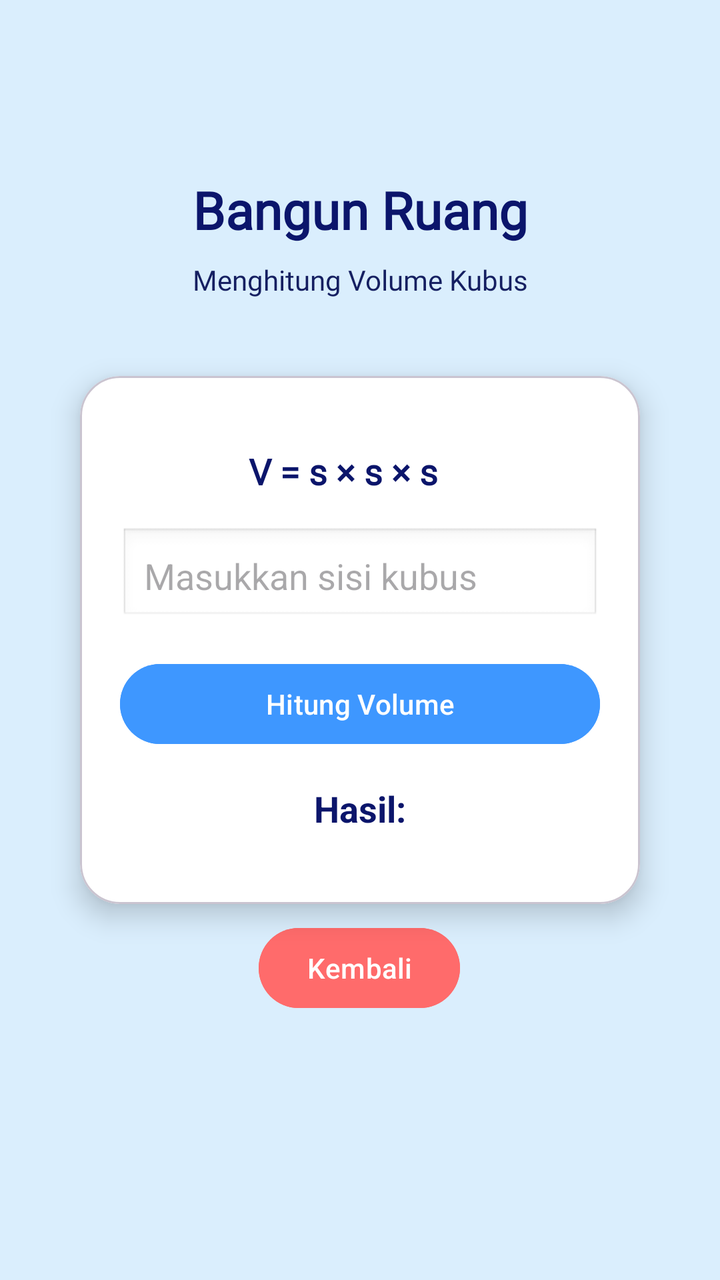
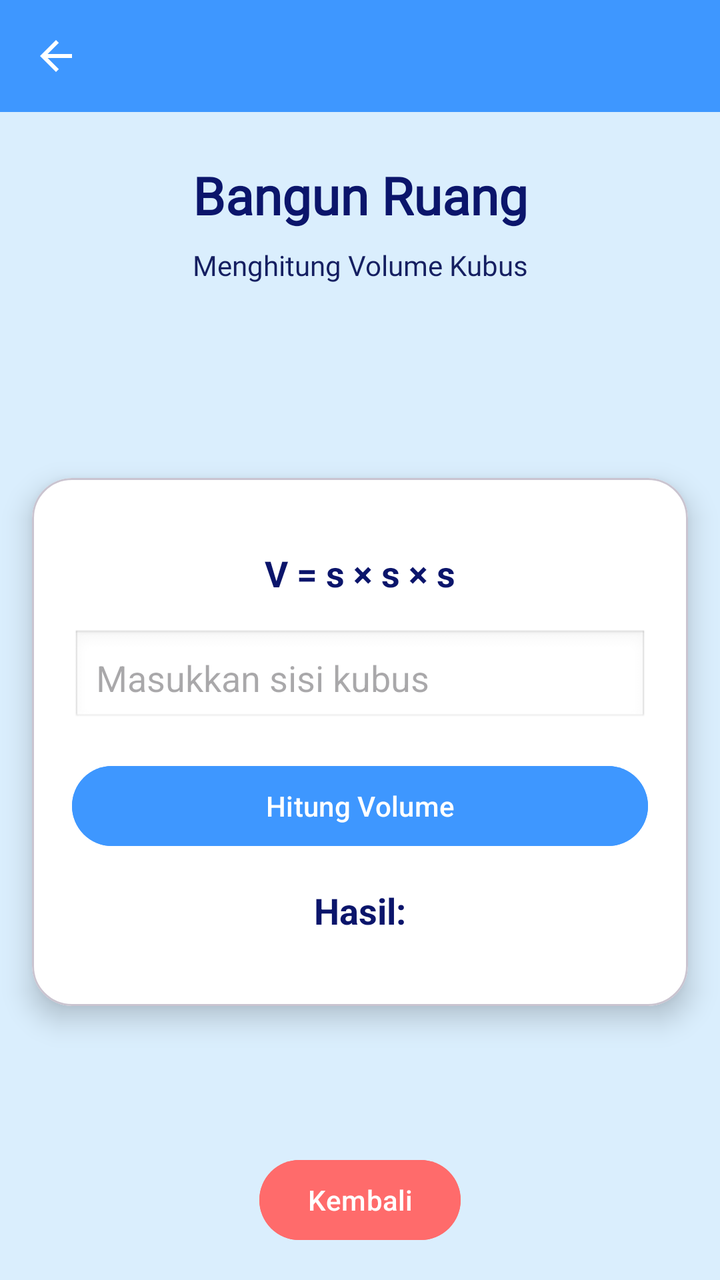

The first picture is an Android layout as it rendered before a commit; the second is the same layout after the commit. The layout source and the unified diff follow.
<!-- AndroidManifest.xml: application theme Theme.Nauraorbit -->
<!-- res/layout/activity_bangun_ruang.xml -->
<?xml version="1.0" encoding="utf-8"?>
<androidx.constraintlayout.widget.ConstraintLayout
    xmlns:android="http://schemas.android.com/apk/res/android"
    xmlns:app="http://schemas.android.com/apk/res-auto"
    android:id="@+id/main"
    android:layout_width="match_parent"
    android:layout_height="match_parent"
    android:background="#DAEEFD"
    android:padding="24dp">

    

    

    <TextView
        android:id="@+id/tvJudul"
        android:layout_width="0dp"
        android:layout_height="wrap_content"
        android:fontFamily="@font/boldonse_regular"
        android:text="Bangun Ruang"
        android:textAlignment="center"
        android:textColor="#0B156B"
        android:textSize="26sp"
        android:textStyle="bold"

        app:layout_constraintBottom_toBottomOf="parent"
        app:layout_constraintEnd_toEndOf="parent"
        app:layout_constraintHorizontal_bias="0.0"
        app:layout_constraintStart_toStartOf="parent"
        app:layout_constraintTop_toTopOf="parent"
        app:layout_constraintVertical_bias="0.114" />

    <TextView
        android:id="@+id/tvDesc"
        android:layout_width="0dp"
        android:layout_height="wrap_content"
        android:layout_marginTop="8dp"
        android:fontFamily="@font/oswald_variablefont_wght"
        android:text="Menghitung Volume Kubus"
        android:textAlignment="center"

        android:textColor="#151F61"
        app:layout_constraintEnd_toEndOf="parent"
        app:layout_constraintHorizontal_bias="0.0"
        app:layout_constraintStart_toStartOf="parent"
        app:layout_constraintTop_toBottomOf="@id/tvJudul" />

    

    <Button
        android:id="@+id/btnBack"
        android:layout_width="wrap_content"
        android:layout_height="wrap_content"
        android:layout_margin="16dp"

        android:backgroundTint="#FF6B6B"
        android:text="Kembali"
        android:textColor="#FFFFFF"
        app:layout_constraintBottom_toBottomOf="parent"
        app:layout_constraintEnd_toEndOf="parent"
        app:layout_constraintHorizontal_bias="0.498"
        app:layout_constraintStart_toStartOf="parent"
        app:layout_constraintTop_toTopOf="parent"
        app:layout_constraintVertical_bias="0.82" />

    <com.google.android.material.card.MaterialCardView
        android:layout_width="0dp"
        android:layout_height="wrap_content"

        android:layout_marginHorizontal="16dp"
        app:cardBackgroundColor="#FFFFFF"
        app:cardCornerRadius="20dp"

        app:cardElevation="8dp"

        app:layout_constraintBottom_toBottomOf="parent"
        app:layout_constraintEnd_toEndOf="parent"
        app:layout_constraintStart_toStartOf="parent"
        app:layout_constraintTop_toTopOf="parent"
        app:layout_constraintVertical_bias="0.5">

        
        <LinearLayout
            android:layout_width="match_parent"
            android:layout_height="264dp"
            android:gravity="center"
            android:orientation="vertical"
            android:padding="20dp">

            
            <TextView
                android:layout_width="111dp"
                android:layout_height="wrap_content"
                android:layout_marginBottom="16dp"
                android:fontFamily="@font/poppins_bold"
                android:text="V = s × s × s"
                android:textColor="#0B156B"
                android:textSize="18sp"
                android:textStyle="bold" />

            
            <EditText
                android:id="@+id/inputSisi"
                android:layout_width="match_parent"
                android:layout_height="wrap_content"
                android:layout_marginBottom="16dp"
                android:background="@android:drawable/edit_text"
                android:hint="Masukkan sisi kubus"
                android:inputType="numberDecimal"
                android:padding="12dp" />

            
            <Button
                android:id="@+id/btnHitung"
                android:layout_width="match_parent"
                android:layout_height="wrap_content"
                android:layout_marginBottom="16dp"
                android:backgroundTint="#3E97FF"
                android:text="Hitung Volume"
                android:textColor="#FFFFFF" />

            
            <TextView
                android:id="@+id/tvHasil"
                android:layout_width="wrap_content"
                android:layout_height="wrap_content"
                android:text="Hasil:"
                android:textAlignment="center"
                android:textColor="#0B156B"
                android:textSize="18sp"
                android:textStyle="bold" />

        </LinearLayout>

    </com.google.android.material.card.MaterialCardView>

</androidx.constraintlayout.widget.ConstraintLayout>
<!-- resources referenced by this layout -->
<resources>
  <style name="Theme.Nauraorbit" parent="Base.Theme.Nauraorbit" />
  <style name="Base.Theme.Nauraorbit" parent="Theme.Material3.DayNight.NoActionBar">
  
          
          <item name="colorPrimary">#1F3E73</item>
          <item name="colorOnPrimary">#FFFFFF</item>
  
          
          <item name="colorSecondary">#42A5F5</item>
  
          
          <item name="android:colorBackground">#FFFFFF</item>
  
      </style>
</resources>

<!-- the commit's change to res/layout/activity_bangun_ruang.xml (unified diff, before → after) -->
@@ -5,17 +5,33 @@
     android:id="@+id/main"
     android:layout_width="match_parent"
     android:layout_height="match_parent"
-    android:background="#DAEEFD"
-    android:padding="24dp">
+    android:background="#DAEEFD">
 
     
+    <com.google.android.material.appbar.MaterialToolbar
+        android:id="@+id/toolbarBangunDatar"
+        android:layout_width="0dp"
+        android:layout_height="56dp"
+        android:background="#3E97FF"
+        android:elevation="6dp"
+        android:title="Bangun Ruang"
+        android:titleTextColor="#FFFFFF"
+        app:titleCentered="true"
+        app:navigationIcon="@drawable/ic_back"
+        app:navigationIconTint="#FFFFFF"
+
+        app:layout_constraintTop_toTopOf="parent"
+        app:layout_constraintStart_toStartOf="parent"
+        app:layout_constraintEnd_toEndOf="parent" />
 
     
-
     <TextView
         android:id="@+id/tvJudul"
         android:layout_width="0dp"
         android:layout_height="wrap_content"
+        android:layout_marginTop="24dp"
+        android:layout_marginHorizontal="24dp"
+
         android:fontFamily="@font/boldonse_regular"
         android:text="Bangun Ruang"
         android:textAlignment="center"
@@ -23,30 +39,95 @@
         android:textSize="26sp"
         android:textStyle="bold"
 
-        app:layout_constraintBottom_toBottomOf="parent"
-        app:layout_constraintEnd_toEndOf="parent"
-        app:layout_constraintHorizontal_bias="0.0"
+        app:layout_constraintTop_toBottomOf="@id/toolbarBangunDatar"
         app:layout_constraintStart_toStartOf="parent"
-        app:layout_constraintTop_toTopOf="parent"
-        app:layout_constraintVertical_bias="0.114" />
+        app:layout_constraintEnd_toEndOf="parent" />
 
+    
     <TextView
         android:id="@+id/tvDesc"
         android:layout_width="0dp"
         android:layout_height="wrap_content"
         android:layout_marginTop="8dp"
+
         android:fontFamily="@font/oswald_variablefont_wght"
         android:text="Menghitung Volume Kubus"
         android:textAlignment="center"
+        android:textColor="#151F61"
 
-        android:textColor="#151F61"
-        app:layout_constraintEnd_toEndOf="parent"
-        app:layout_constraintHorizontal_bias="0.0"
+        app:layout_constraintTop_toBottomOf="@id/tvJudul"
         app:layout_constraintStart_toStartOf="parent"
-        app:layout_constraintTop_toBottomOf="@id/tvJudul" />
+        app:layout_constraintEnd_toEndOf="parent" />
 
     
+    <com.google.android.material.card.MaterialCardView
+        android:layout_width="0dp"
+        android:layout_height="wrap_content"
+        android:layout_marginHorizontal="16dp"
 
+        app:cardBackgroundColor="#FFFFFF"
+        app:cardCornerRadius="20dp"
+        app:cardElevation="8dp"
+
+        app:layout_constraintTop_toBottomOf="@id/tvDesc"
+        app:layout_constraintBottom_toTopOf="@id/btnBack"
+        app:layout_constraintStart_toStartOf="parent"
+        app:layout_constraintEnd_toEndOf="parent"
+        android:layout_marginTop="24dp">
+
+        <LinearLayout
+            android:layout_width="match_parent"
+            android:layout_height="264dp"
+            android:gravity="center"
+            android:orientation="vertical"
+            android:padding="20dp">
+
+            
+            <TextView
+                android:layout_width="wrap_content"
+                android:layout_height="wrap_content"
+                android:text="V = s × s × s"
+                android:textColor="#0B156B"
+                android:textSize="18sp"
+                android:textStyle="bold"
+                android:layout_marginBottom="16dp" />
+
+            
+            <EditText
+                android:id="@+id/inputSisi"
+                android:layout_width="match_parent"
+                android:layout_height="wrap_content"
+                android:hint="Masukkan sisi kubus"
+                android:inputType="numberDecimal"
+                android:padding="12dp"
+                android:background="@android:drawable/edit_text"
+                android:layout_marginBottom="16dp" />
+
+            
+            <Button
+                android:id="@+id/btnHitung"
+                android:layout_width="match_parent"
+                android:layout_height="wrap_content"
+                android:text="Hitung Volume"
+                android:backgroundTint="#3E97FF"
+                android:textColor="#FFFFFF"
+                android:layout_marginBottom="16dp" />
+
+            
+            <TextView
+                android:id="@+id/tvHasil"
+                android:layout_width="wrap_content"
+                android:layout_height="wrap_content"
+                android:text="Hasil:"
+                android:textColor="#0B156B"
+                android:textSize="18sp"
+                android:textStyle="bold" />
+
+        </LinearLayout>
+
+    </com.google.android.material.card.MaterialCardView>
+
+    
     <Button
         android:id="@+id/btnBack"
         android:layout_width="wrap_content"
@@ -56,82 +137,9 @@
         android:backgroundTint="#FF6B6B"
         android:text="Kembali"
         android:textColor="#FFFFFF"
-        app:layout_constraintBottom_toBottomOf="parent"
-        app:layout_constraintEnd_toEndOf="parent"
-        app:layout_constraintHorizontal_bias="0.498"
-        app:layout_constraintStart_toStartOf="parent"
-        app:layout_constraintTop_toTopOf="parent"
-        app:layout_constraintVertical_bias="0.82" />
-
-    <com.google.android.material.card.MaterialCardView
-        android:layout_width="0dp"
-        android:layout_height="wrap_content"
-
-        android:layout_marginHorizontal="16dp"
-        app:cardBackgroundColor="#FFFFFF"
-        app:cardCornerRadius="20dp"
-
-        app:cardElevation="8dp"
 
         app:layout_constraintBottom_toBottomOf="parent"
-        app:layout_constraintEnd_toEndOf="parent"
         app:layout_constraintStart_toStartOf="parent"
-        app:layout_constraintTop_toTopOf="parent"
-        app:layout_constraintVertical_bias="0.5">
-
-        
-        <LinearLayout
-            android:layout_width="match_parent"
-            android:layout_height="264dp"
-            android:gravity="center"
-            android:orientation="vertical"
-            android:padding="20dp">
-
-            
-            <TextView
-                android:layout_width="111dp"
-                android:layout_height="wrap_content"
-                android:layout_marginBottom="16dp"
-                android:fontFamily="@font/poppins_bold"
-                android:text="V = s × s × s"
-                android:textColor="#0B156B"
-                android:textSize="18sp"
-                android:textStyle="bold" />
-
-            
-            <EditText
-                android:id="@+id/inputSisi"
-                android:layout_width="match_parent"
-                android:layout_height="wrap_content"
-                android:layout_marginBottom="16dp"
-                android:background="@android:drawable/edit_text"
-                android:hint="Masukkan sisi kubus"
-                android:inputType="numberDecimal"
-                android:padding="12dp" />
-
-            
-            <Button
-                android:id="@+id/btnHitung"
-                android:layout_width="match_parent"
-                android:layout_height="wrap_content"
-                android:layout_marginBottom="16dp"
-                android:backgroundTint="#3E97FF"
-                android:text="Hitung Volume"
-                android:textColor="#FFFFFF" />
-
-            
-            <TextView
-                android:id="@+id/tvHasil"
-                android:layout_width="wrap_content"
-                android:layout_height="wrap_content"
-                android:text="Hasil:"
-                android:textAlignment="center"
-                android:textColor="#0B156B"
-                android:textSize="18sp"
-                android:textStyle="bold" />
-
-        </LinearLayout>
-
-    </com.google.android.material.card.MaterialCardView>
+        app:layout_constraintEnd_toEndOf="parent" />
 
 </androidx.constraintlayout.widget.ConstraintLayout>
<!-- resource entries referenced after the edit -->
@@ -1,5 +1,17 @@
 <!-- resources referenced by this layout -->
 <resources>
+  <!-- drawable ic_back (drawable) -->
+  <?xml version="1.0" encoding="utf-8"?>
+  <vector xmlns:android="http://schemas.android.com/apk/res/android"
+      android:width="24dp"
+      android:height="24dp"
+      android:viewportWidth="24"
+      android:viewportHeight="24">
+  
+      <path
+          android:fillColor="#FFFFFF"
+          android:pathData="M20,11H7.83l5.59,-5.59L12,4l-8,8 8,8 1.41,-1.41L7.83,13H20v-2z"/>
+  </vector>
   <style name="Theme.Nauraorbit" parent="Base.Theme.Nauraorbit" />
   <style name="Base.Theme.Nauraorbit" parent="Theme.Material3.DayNight.NoActionBar">
   
